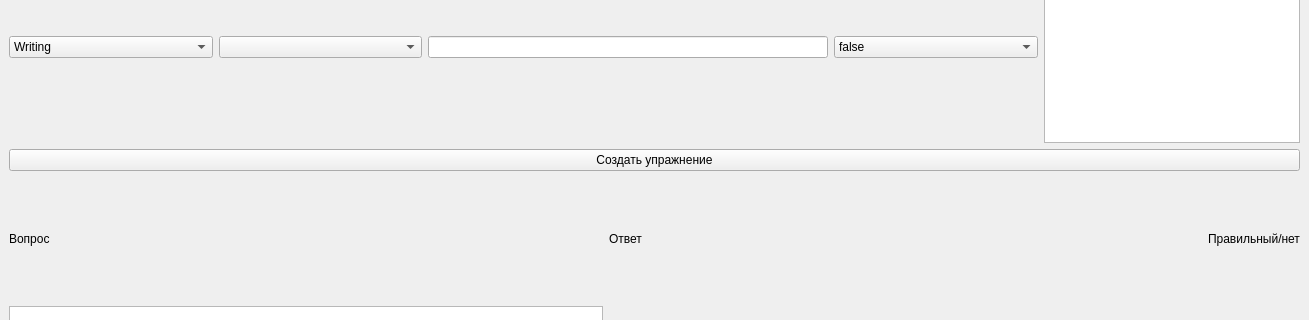
Qt form form.ui (mishakras/Practice) before a commit; both pictures show x 0 to 1309 and y 264 to 584 of the 1309 by 897 pixel window.
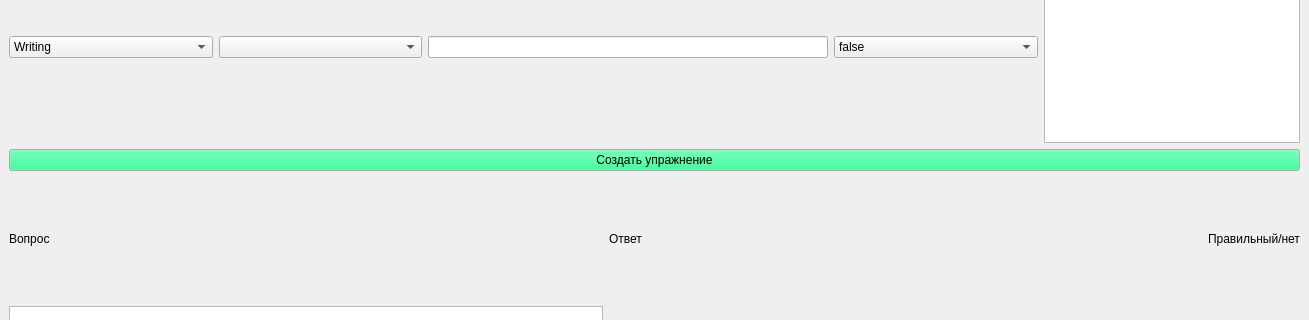
The same form after that commit.

```diff
--- a/form.ui
+++ b/form.ui
@@ -10,6 +10,43 @@
     <height>897</height>
    </rect>
   </property>
+  <property name="palette">
+   <palette>
+    <active>
+     <colorrole role="Button">
+      <brush brushstyle="SolidPattern">
+       <color alpha="255">
+        <red>255</red>
+        <green>0</green>
+        <blue>0</blue>
+       </color>
+      </brush>
+     </colorrole>
+    </active>
+    <inactive>
+     <colorrole role="Button">
+      <brush brushstyle="SolidPattern">
+       <color alpha="255">
+        <red>240</red>
+        <green>240</green>
+        <blue>240</blue>
+       </color>
+      </brush>
+     </colorrole>
+    </inactive>
+    <disabled>
+     <colorrole role="Button">
+      <brush brushstyle="SolidPattern">
+       <color alpha="255">
+        <red>240</red>
+        <green>240</green>
+        <blue>240</blue>
+       </color>
+      </brush>
+     </colorrole>
+    </disabled>
+   </palette>
+  </property>
   <property name="windowTitle">
    <string>Word</string>
   </property>
@@ -65,6 +102,43 @@
     </item>
     <item row="3" column="2">
      <widget class="QPushButton" name="Createexec">
+      <property name="palette">
+       <palette>
+        <active>
+         <colorrole role="Button">
+          <brush brushstyle="SolidPattern">
+           <color alpha="255">
+            <red>0</red>
+            <green>255</green>
+            <blue>127</blue>
+           </color>
+          </brush>
+         </colorrole>
+        </active>
+        <inactive>
+         <colorrole role="Button">
+          <brush brushstyle="SolidPattern">
+           <color alpha="255">
+            <red>0</red>
+            <green>255</green>
+            <blue>127</blue>
+           </color>
+          </brush>
+         </colorrole>
+        </inactive>
+        <disabled>
+         <colorrole role="Button">
+          <brush brushstyle="SolidPattern">
+           <color alpha="255">
+            <red>0</red>
+            <green>255</green>
+            <blue>127</blue>
+           </color>
+          </brush>
+         </colorrole>
+        </disabled>
+       </palette>
+      </property>
       <property name="text">
        <string>Создать упражнение</string>
       </property>
```
